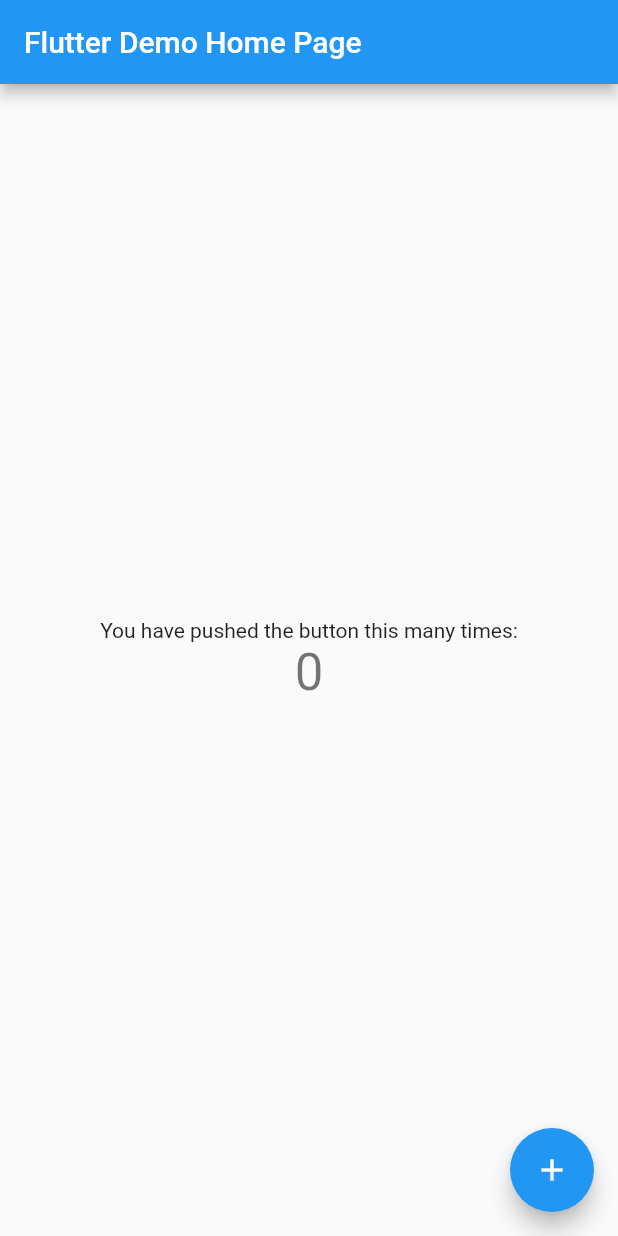
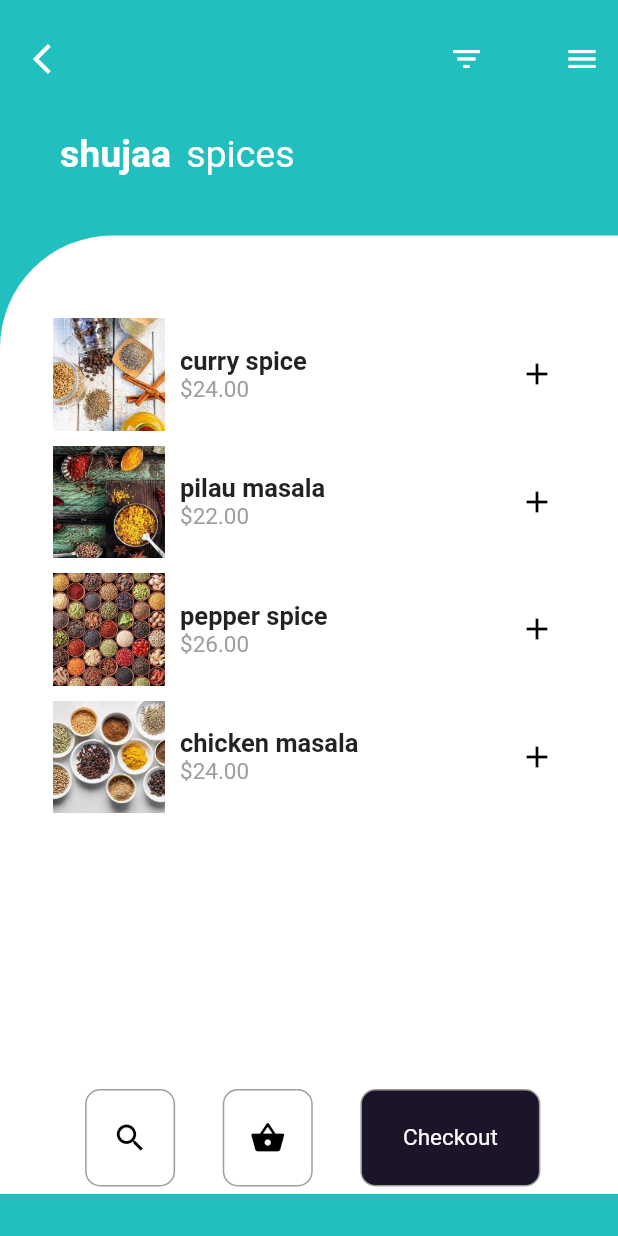
Before and after one commit to collo54/shujaa-spice, a Flutter app: the screen it shows after launch, on a phone screen of 412 x 824 dp. Run offline on Flutter 3.47's test engine with Material 2 defaults, Android fonts, the light colour scheme and no system bars; Roboto replaces fonts that are missing (Montserrat).

Commit message:
ui added

```diff
--- a/lib/main.dart
+++ b/lib/main.dart
@@ -1,4 +1,5 @@
 import 'package:flutter/material.dart';
+import 'package:spiceapp/pages/detailsPage.dart';
 
 void main() {
   runApp(const MyApp());
@@ -11,7 +12,7 @@
   @override
   Widget build(BuildContext context) {
     return MaterialApp(
-      title: 'Flutter Demo',
+      title: 'SHUJAA SPICES',
       theme: ThemeData(
         // This is the theme of your application.
         //
@@ -24,92 +25,199 @@
         // is not restarted.
         primarySwatch: Colors.blue,
       ),
-      home: const MyHomePage(title: 'Flutter Demo Home Page'),
+      home: const MyHomePage(),
     );
   }
 }
 
 class MyHomePage extends StatefulWidget {
-  const MyHomePage({Key? key, required this.title}) : super(key: key);
-
-  // This widget is the home page of your application. It is stateful, meaning
-  // that it has a State object (defined below) that contains fields that affect
-  // how it looks.
-
-  // This class is the configuration for the state. It holds the values (in this
-  // case the title) provided by the parent (in this case the App widget) and
-  // used by the build method of the State. Fields in a Widget subclass are
-  // always marked "final".
-
-  final String title;
+  const MyHomePage({Key? key}) : super(key: key);
 
   @override
-  State<MyHomePage> createState() => _MyHomePageState();
+  _MyHomePageState createState() => _MyHomePageState();
 }
 
 class _MyHomePageState extends State<MyHomePage> {
-  int _counter = 0;
-
-  void _incrementCounter() {
-    setState(() {
-      // This call to setState tells the Flutter framework that something has
-      // changed in this State, which causes it to rerun the build method below
-      // so that the display can reflect the updated values. If we changed
-      // _counter without calling setState(), then the build method would not be
-      // called again, and so nothing would appear to happen.
-      _counter++;
-    });
-  }
-
   @override
   Widget build(BuildContext context) {
-    // This method is rerun every time setState is called, for instance as done
-    // by the _incrementCounter method above.
-    //
-    // The Flutter framework has been optimized to make rerunning build methods
-    // fast, so that you can just rebuild anything that needs updating rather
-    // than having to individually change instances of widgets.
     return Scaffold(
-      appBar: AppBar(
-        // Here we take the value from the MyHomePage object that was created by
-        // the App.build method, and use it to set our appbar title.
-        title: Text(widget.title),
+      backgroundColor: const Color(0xFF21BFBD),
+      body: ListView(
+        children: <Widget>[
+          Padding(
+            padding: const EdgeInsets.only(top: 15.0, left: 10.0),
+            child: Row(
+              mainAxisAlignment: MainAxisAlignment.spaceBetween,
+              children: <Widget>[
+                IconButton(
+                  icon: const Icon(Icons.arrow_back_ios),
+                  color: Colors.white,
+                  onPressed: () {},
                 ),
-      body: Center(
-        // Center is a layout widget. It takes a single child and positions it
-        // in the middle of the parent.
-        child: Column(
-          // Column is also a layout widget. It takes a list of children and
-          // arranges them vertically. By default, it sizes itself to fit its
-          // children horizontally, and tries to be as tall as its parent.
-          //
-          // Invoke "debug painting" (press "p" in the console, choose the
-          // "Toggle Debug Paint" action from the Flutter Inspector in Android
-          // Studio, or the "Toggle Debug Paint" command in Visual Studio Code)
-          // to see the wireframe for each widget.
-          //
-          // Column has various properties to control how it sizes itself and
-          // how it positions its children. Here we use mainAxisAlignment to
-          // center the children vertically; the main axis here is the vertical
-          // axis because Columns are vertical (the cross axis would be
-          // horizontal).
-          mainAxisAlignment: MainAxisAlignment.center,
+                SizedBox(
+                    width: 125.0,
+                    child: Row(
+                      mainAxisAlignment: MainAxisAlignment.spaceBetween,
                       children: <Widget>[
-            const Text(
-              'You have pushed the button this many times:',
+                        IconButton(
+                          icon: const Icon(Icons.filter_list),
+                          color: Colors.white,
+                          onPressed: () {},
                         ),
-            Text(
-              '$_counter',
-              style: Theme.of(context).textTheme.headline4,
-            ),
+                        IconButton(
+                          icon: const Icon(Icons.menu),
+                          color: Colors.white,
+                          onPressed: () {},
+                        )
+                      ],
+                    ))
               ],
             ),
           ),
-      floatingActionButton: FloatingActionButton(
-        onPressed: _incrementCounter,
-        tooltip: 'Increment',
-        child: const Icon(Icons.add),
-      ), // This trailing comma makes auto-formatting nicer for build methods.
+          const SizedBox(height: 25.0),
+          Padding(
+            padding: const EdgeInsets.only(left: 40.0),
+            child: Row(
+              children: const <Widget>[
+                Text('shujaa',
+                    style: TextStyle(
+                        fontFamily: 'Montserrat',
+                        color: Colors.white,
+                        fontWeight: FontWeight.bold,
+                        fontSize: 25.0)),
+                SizedBox(width: 10.0),
+                Text('spices',
+                    style: TextStyle(
+                        fontFamily: 'Montserrat',
+                        color: Colors.white,
+                        fontSize: 25.0))
+              ],
+            ),
+          ),
+          const SizedBox(height: 40.0),
+          Container(
+            height: MediaQuery.of(context).size.height - 185.0,
+            decoration: const BoxDecoration(
+              color: Colors.white,
+              borderRadius: BorderRadius.only(topLeft: Radius.circular(75.0)),
+            ),
+            child: ListView(
+              primary: false,
+              padding: const EdgeInsets.only(left: 25.0, right: 20.0),
+              children: <Widget>[
+                Padding(
+                    padding: const EdgeInsets.only(top: 45.0),
+                    child: SizedBox(
+                        height: MediaQuery.of(context).size.height - 300.0,
+                        child: ListView(children: [
+                          _buildFoodItem(
+                              'assets/spice1.jpg', 'curry spice', '\$24.00'),
+                          _buildFoodItem(
+                              'assets/spice2.jpg', 'pilau masala', '\$22.00'),
+                          _buildFoodItem(
+                              'assets/spice3.jpg', 'pepper spice', '\$26.00'),
+                          _buildFoodItem(
+                              'assets/spice4.jpg', 'chicken masala', '\$24.00')
+                        ]))),
+                Row(
+                  mainAxisAlignment: MainAxisAlignment.spaceEvenly,
+                  children: <Widget>[
+                    Container(
+                      height: 65.0,
+                      width: 60.0,
+                      decoration: BoxDecoration(
+                        border: Border.all(
+                            color: Colors.grey,
+                            style: BorderStyle.solid,
+                            width: 1.0),
+                        borderRadius: BorderRadius.circular(10.0),
+                      ),
+                      child: const Center(
+                        child: Icon(Icons.search, color: Colors.black),
+                      ),
+                    ),
+                    Container(
+                      height: 65.0,
+                      width: 60.0,
+                      decoration: BoxDecoration(
+                        border: Border.all(
+                            color: Colors.grey,
+                            style: BorderStyle.solid,
+                            width: 1.0),
+                        borderRadius: BorderRadius.circular(10.0),
+                      ),
+                      child: const Center(
+                        child: Icon(Icons.shopping_basket, color: Colors.black),
+                      ),
+                    ),
+                    Container(
+                      height: 65.0,
+                      width: 120.0,
+                      decoration: BoxDecoration(
+                          border: Border.all(
+                              color: Colors.grey,
+                              style: BorderStyle.solid,
+                              width: 1.0),
+                          borderRadius: BorderRadius.circular(10.0),
+                          color: const Color(0xFF1C1428)),
+                      child: const Center(
+                          child: Text('Checkout',
+                              style: TextStyle(
+                                  fontFamily: 'Montserrat',
+                                  color: Colors.white,
+                                  fontSize: 15.0))),
+                    )
+                  ],
+                )
+              ],
+            ),
+          )
+        ],
+      ),
     );
   }
+
+  Widget _buildFoodItem(String imgPath, String foodName, String price) {
+    return Padding(
+        padding: const EdgeInsets.only(left: 10.0, right: 10.0, top: 10.0),
+        child: InkWell(
+            onTap: () {
+              Navigator.of(context).push(MaterialPageRoute(
+                  builder: (context) => DetailsPage(
+                      heroTag: imgPath, foodName: foodName, foodPrice: price)));
+            },
+            child: Row(
+              mainAxisAlignment: MainAxisAlignment.spaceBetween,
+              children: <Widget>[
+                Row(children: [
+                  Hero(
+                      tag: imgPath,
+                      child: Image(
+                          image: AssetImage(imgPath),
+                          fit: BoxFit.cover,
+                          height: 75.0,
+                          width: 75.0)),
+                  const SizedBox(width: 10.0),
+                  Column(
+                      crossAxisAlignment: CrossAxisAlignment.start,
+                      children: [
+                        Text(foodName,
+                            style: const TextStyle(
+                                fontFamily: 'Montserrat',
+                                fontSize: 17.0,
+                                fontWeight: FontWeight.bold)),
+                        Text(price,
+                            style: const TextStyle(
+                                fontFamily: 'Montserrat',
+                                fontSize: 15.0,
+                                color: Colors.grey))
+                      ])
+                ]),
+                IconButton(
+                    icon: const Icon(Icons.add),
+                    color: Colors.black,
+                    onPressed: () {})
+              ],
+            )));
   }
+}
```
Also changed, not shown: lib/pages/detailsPage.dart (added, +262 -0 lines), pubspec.yaml (+11 -3 lines), assets/spice1.jpg (added), assets/spice2.jpg (added), assets/spice3.jpg (added), assets/spice4.jpg (added), assets/spice5.jpg (added), assets/spice6.jpg (added), assets/spice7.jpg (added), pubspec.lock. Lines whose indentation alone changed are shown as unchanged.
